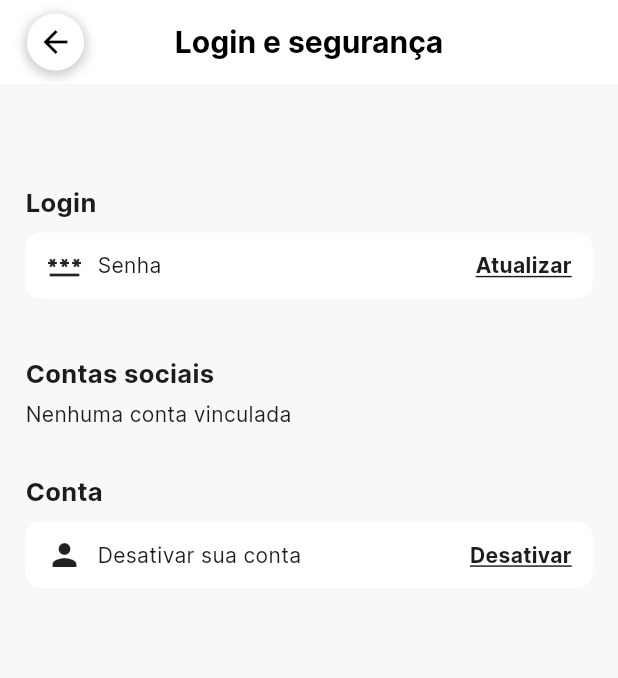
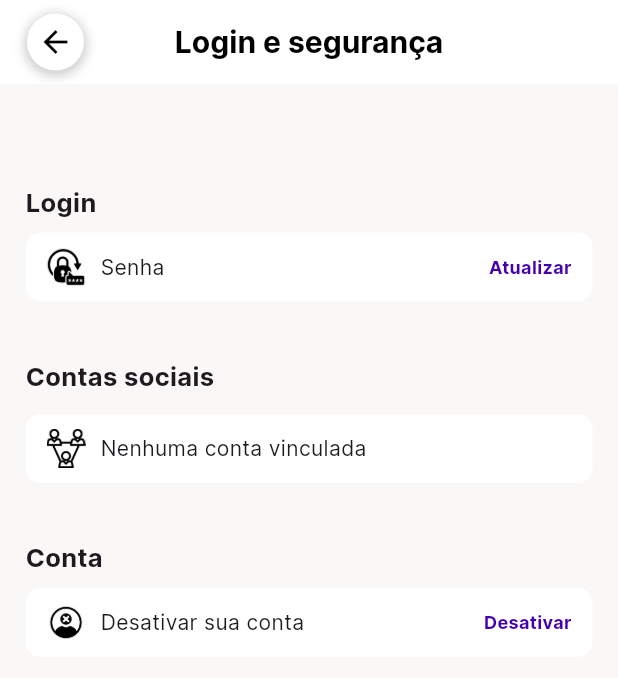
Before and after one commit to rodrigoaugusto99/git_flutter_festou, a Flutter app: the LoginSeguranca screen opened directly, on a phone screen of 412 x 824 dp. Shown: the top 678 px of the screen. Run offline on Flutter 3.47's test engine with Material 3 defaults, Android fonts, the phone set to English and light mode, and no system bars; our stand-ins replace animate_do, animated_text_kit, calendar_date_picker2, carousel_slider, cloud_firestore, confetti and 26 more; missing offline and left inert: easy_mask, image_painter, search_cep, social_share, svg_flutter, time_picker_spinner_pop_up and 1 more; accounts and stored records are empty; generated files the repository leaves out were written again; project files that could hold a hidden picture were left out.

Commit message:
FESTOU-179 - Changing icons and font styles

```diff
--- a/lib/src/features/bottomNavBar/profile/pages/login e segurança/login_seguranca.dart
+++ b/lib/src/features/bottomNavBar/profile/pages/login e segurança/login_seguranca.dart
@@ -276,7 +276,11 @@ class _LoginSegurancaState extends ConsumerState<LoginSeguranca>
                 style: TextStyle(fontSize: 17, fontWeight: FontWeight.bold),
               ),
               MyRow(
-                widget: const Icon(Icons.password),
+                widget: Image.asset(
+                  'lib/assets/images/IconPassword.png',
+                  width: 26, // Ajuste conforme necessário
+                  height: 26,
+                ),
                 subtitle: 'Senha',
                 textButton: !isUpdatingPassword ? 'Atualizar' : 'Cancelar',
                 onTap: () {
@@ -413,7 +417,15 @@ class _LoginSegurancaState extends ConsumerState<LoginSeguranca>
                   : Container(),
               providers.isEmpty ||
                       (providers.length == 1 && providers.contains("password"))
-                  ? const Text('Nenhuma conta vinculada')
+                  ? MyRow(
+                      widget: Image.asset(
+                        'lib/assets/images/IconNetwork.png',
+                        width: 26, // Ajuste conforme necessário
+                        height: 26,
+                      ),
+                      subtitle: 'Nenhuma conta vinculada',
+                      onTap: () => (),
+                      textButton: '')
                   : Container(),
               const SizedBox(height: 30),
               const Text(
@@ -421,7 +433,11 @@ class _LoginSegurancaState extends ConsumerState<LoginSeguranca>
                 style: TextStyle(fontSize: 17, fontWeight: FontWeight.bold),
               ),
               MyRow(
-                  widget: const Icon(Icons.person),
+                  widget: Image.asset(
+                    'lib/assets/images/IconAccountDelete.png',
+                    width: 26, // Ajuste conforme necessário
+                    height: 26,
+                  ),
                   subtitle: 'Desativar sua conta',
                   textButton: 'Desativar',
                   onTap: () async {
@@ -543,7 +559,8 @@ class _LoginSegurancaState extends ConsumerState<LoginSeguranca>
               child: Text(
                 textButton,
                 style: const TextStyle(
-                  decoration: TextDecoration.underline,
+                  color: Color(0XFF4300B1),
+                  fontSize: 12,
                   fontWeight: FontWeight.bold,
                 ),
               ),
```
Also changed, not shown: lib/assets/images/IconAccountDelete.png (added), lib/assets/images/IconNetwork.png (added), lib/assets/images/IconPassword.png (added).
